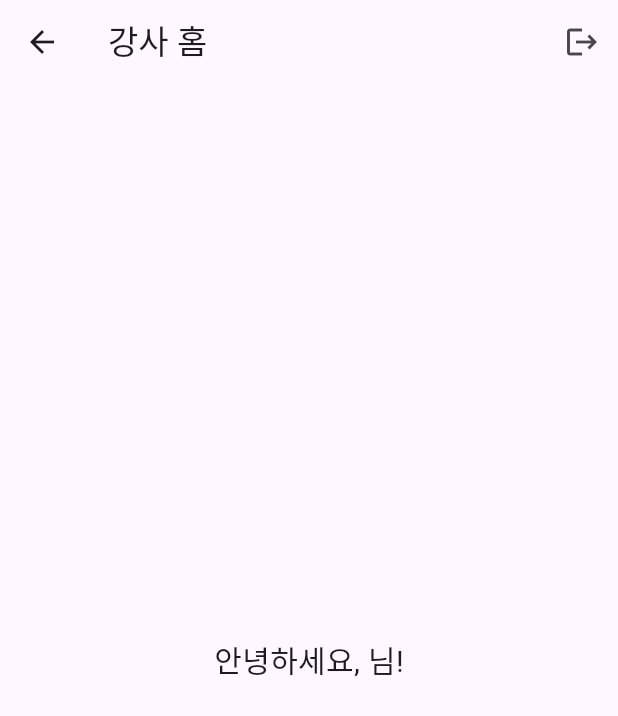
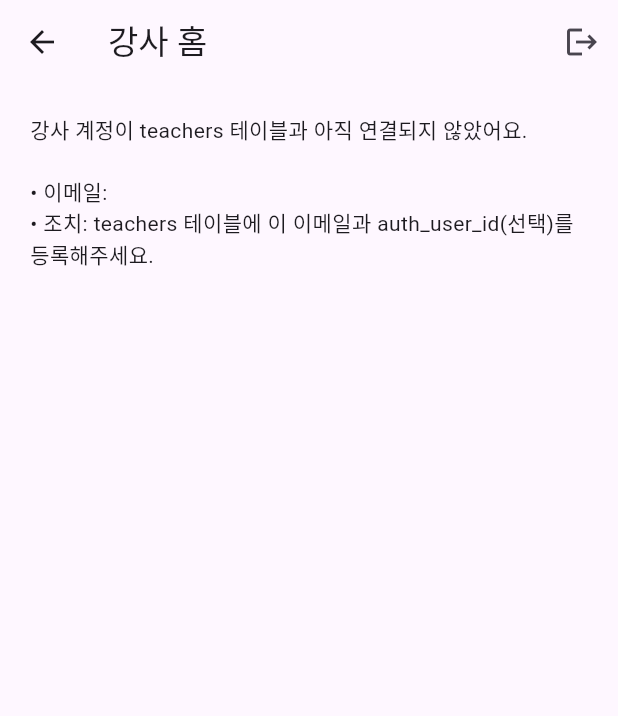
Before and after one commit to pumba0733/jh_guitar_tree, a Flutter app: the TeacherHomeScreen screen opened by its route, on a phone screen of 412 x 824 dp. Shown: the top 716 px of the screen. Run offline on Flutter 3.47's test engine with Material 3 defaults, Android fonts, the phone set to English and light mode, and no system bars; our stand-ins replace supabase_flutter; accounts and stored records are empty.

Commit message:
v1.08: TeacherHome 퀵뷰 + logoutAll 호출 정리

```diff
--- a/lib/screens/home/teacher_home_screen.dart
+++ b/lib/screens/home/teacher_home_screen.dart
@@ -1,9 +1,23 @@
+// lib/screens/home/teacher_home_screen.dart
+// v1.08 | 강사용 퀵뷰(오늘 수업) + 로그아웃 호출 수정(logoutAll)
 import 'package:flutter/material.dart';
 import '../../services/auth_service.dart';
-import '../../routes/app_routes.dart';
+import '../../services/teacher_service.dart';
+import '../../services/student_service.dart';
+import '../../services/lesson_service.dart';
+import '../../models/lesson.dart';
 
-class TeacherHomeScreen extends StatelessWidget {
+class TeacherHomeScreen extends StatefulWidget {
   const TeacherHomeScreen({super.key});
+
+  @override
+  State<TeacherHomeScreen> createState() => _TeacherHomeScreenState();
+}
+
+class _TeacherHomeScreenState extends State<TeacherHomeScreen> {
+  final _teacherSvc = TeacherService();
+  final _lessonSvc = LessonService();
+  final _studentSvc = StudentService();
 
   @override
   Widget build(BuildContext context) {
@@ -14,22 +28,101 @@ class TeacherHomeScreen extends StatelessWidget {
         actions: [
           IconButton(
             icon: const Icon(Icons.logout),
-            onPressed: () async {
-              await AuthService().logoutAll();
-              if (context.mounted) {
-                Navigator.of(
-                  context,
-                ).pushNamedAndRemoveUntil(AppRoutes.login, (route) => false);
-              }
-            },
+            onPressed: () => AuthService().logoutAll(), // ← ✅ 인자 제거
+            tooltip: '로그아웃',
           ),
         ],
       ),
-      body: Center(
-        child: Text(
-          user == null ? '로그인 필요' : '안녕하세요, ${user.email ?? '강사'}님!',
-          style: const TextStyle(fontSize: 20),
-        ),
+      body: user == null
+          ? const Center(child: Text('로그인 필요'))
+          : FutureBuilder<_TodayData?>(
+              future: _buildTodayData(user.email ?? ''),
+              builder: (context, snap) {
+                if (snap.connectionState != ConnectionState.done) {
+                  return const Center(child: CircularProgressIndicator());
+                }
+                final data = snap.data;
+                if (data == null || data.teacherId == null) {
+                  return _TeacherMappingHint(email: user.email ?? '(알수없음)');
+                }
+                final lessons = data.lessons;
+                final names = data.nameById;
+                return Padding(
+                  padding: const EdgeInsets.all(16),
+                  child: Column(
+                    crossAxisAlignment: CrossAxisAlignment.start,
+                    children: [
+                      Text(
+                        '오늘 수업 (${lessons.length}건)',
+                        style: Theme.of(context).textTheme.titleMedium
+                            ?.copyWith(fontWeight: FontWeight.bold),
+                      ),
+                      const SizedBox(height: 8),
+                      if (lessons.isEmpty)
+                        const Text('아직 기록이 없어요. 학생 선택 후 오늘 수업을 시작하세요.')
+                      else
+                        Expanded(
+                          child: ListView.separated(
+                            itemCount: lessons.length,
+                            separatorBuilder: (_, __) =>
+                                const Divider(height: 1),
+                            itemBuilder: (context, i) {
+                              final l = lessons[i];
+                              final name = names[l.studentId] ?? l.studentId;
+                              return ListTile(
+                                leading: const Icon(Icons.school),
+                                title: Text(name),
+                                subtitle: Text(
+                                  (l.subject?.isNotEmpty == true)
+                                      ? l.subject!
+                                      : '(제목 없음)',
+                                ),
+                                trailing: Text(
+                                  l.date.toIso8601String().substring(0, 10),
+                                ),
+                              );
+                            },
+                          ),
+                        ),
+                    ],
+                  ),
+                );
+              },
+            ),
+    );
+  }
+
+  Future<_TodayData?> _buildTodayData(String email) async {
+    if (email.trim().isEmpty) return null;
+    final t = await _teacherSvc.getByEmail(email);
+    if (t == null) return const _TodayData(null, [], {});
+    final lessons = await _lessonSvc.listTodayByTeacher(t.id);
+    final ids = {for (final l in lessons) l.studentId};
+    final names = await _studentSvc.fetchNamesByIds(ids);
+    return _TodayData(t.id, lessons, names);
+  }
+}
+
+class _TodayData {
+  final String? teacherId;
+  final List<Lesson> lessons;
+  final Map<String, String> nameById;
+  const _TodayData(this.teacherId, this.lessons, this.nameById);
+}
+
+class _TeacherMappingHint extends StatelessWidget {
+  final String email;
+  const _TeacherMappingHint({required this.email}); // ← ✅ super.key 제거
+
+  @override
+  Widget build(BuildContext context) {
+    return Padding(
+      padding: const EdgeInsets.all(20),
+      child: Text(
+        '강사 계정이 teachers 테이블과 아직 연결되지 않았어요.\n\n'
+        '• 이메일: $email\n'
+        '• 조치: teachers 테이블에 이 이메일과 auth_user_id(선택)를 등록해주세요.',
+        style: Theme.of(context).textTheme.bodyMedium,
       ),
     );
   }
```
